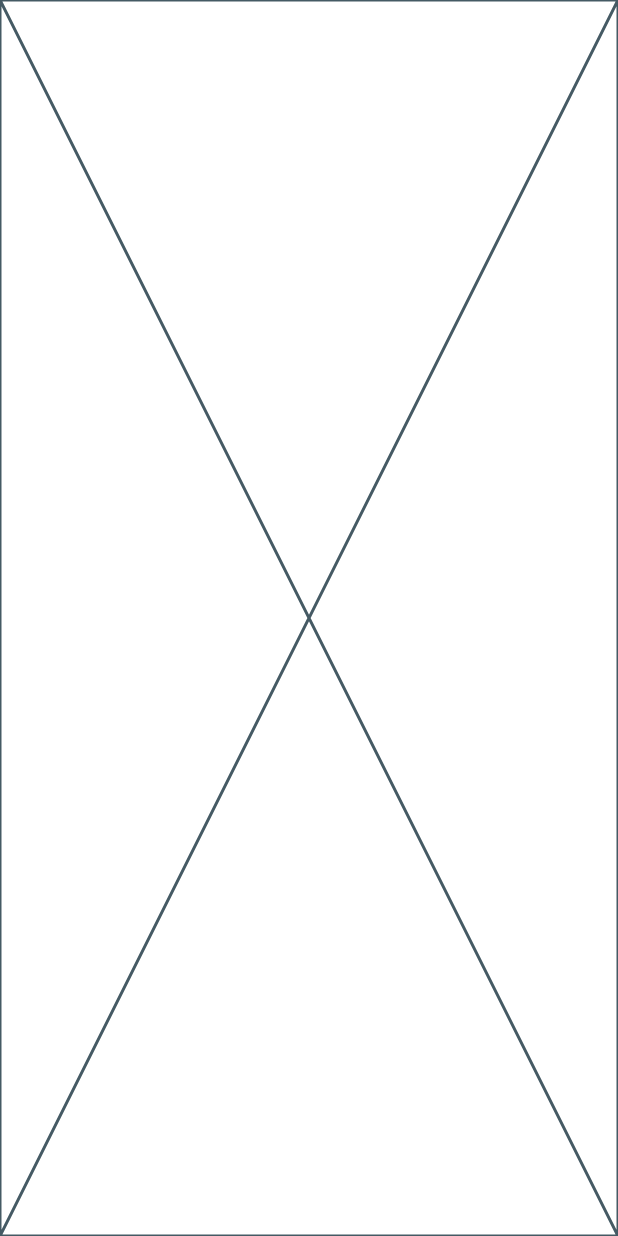
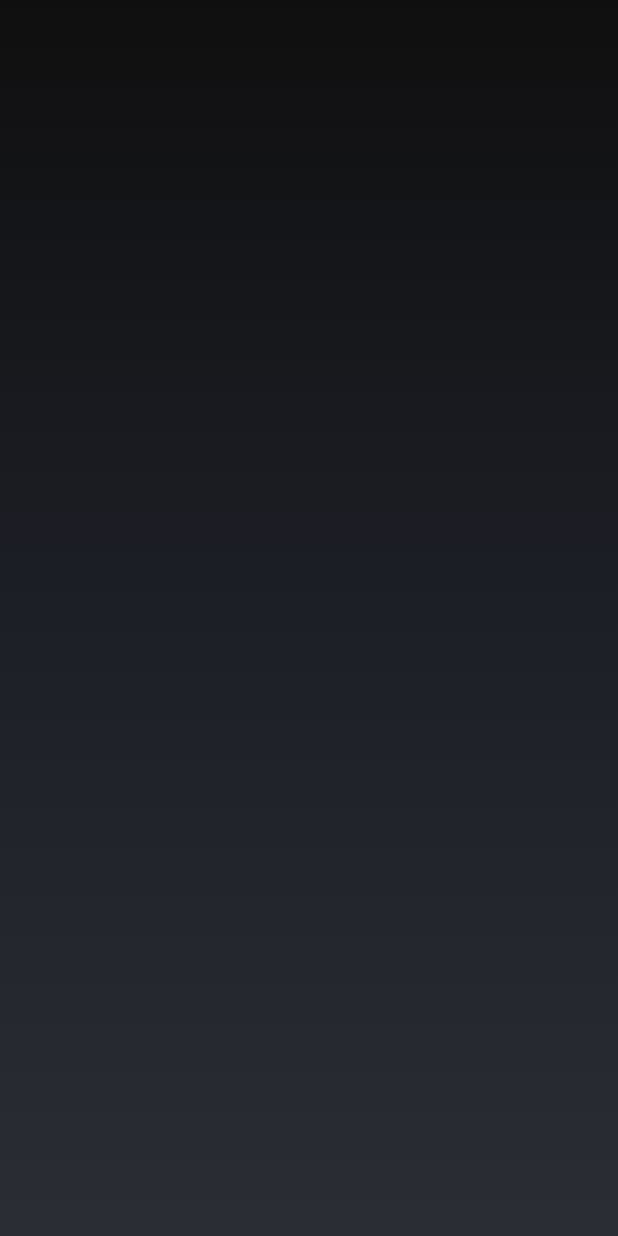
Before and after one commit to sellwia/Miracle-of-Gaming, a Flutter app: the SpScreen3 screen opened directly, after a tap on "Mulai", on a phone screen of 412 x 824 dp. Run offline on Flutter 3.47's test engine with Material 3 defaults, Android fonts, the light colour scheme and no system bars.

Commit message:
Buat Halaman Login : Atur Warna Background

```diff
--- a/lib/login.dart
+++ b/lib/login.dart
@@ -5,6 +5,19 @@ class LoginPage extends StatelessWidget {
 
   @override
   Widget build(BuildContext context) {
-    return const Placeholder();
+    return Scaffold(
+      body: Container(
+        // Kasih Warna Background
+        width: double.infinity,
+        height: double.infinity,
+        decoration: BoxDecoration(
+          gradient: LinearGradient(
+            begin: Alignment.topCenter,
+            end: Alignment.bottomCenter,
+            colors: [Color(0xFF0F0F0F), Color(0xFF1C1F26), Color(0xFF2A2D34)],
+          ),
+        ),
+      ),
+    );
   }
 }
--- a/lib/main.dart
+++ b/lib/main.dart
@@ -1,5 +1,5 @@
 import 'package:flutter/material.dart';
-import 'package:miracle_of_gaming/screen/sp1.dart';
+import 'package:miracle_of_gaming/login.dart';
 
 void main() {
   runApp(const MyApp());
@@ -18,7 +18,7 @@ class MyApp extends StatelessWidget {
         fontFamily: 'Roboto',
         colorScheme: ColorScheme.fromSeed(seedColor: Colors.black12)
       ),
-      home: SpScreen1(),
+      home: LoginPage(),
     );
   }
 }
--- a/pubspec.yaml
+++ b/pubspec.yaml
@@ -62,6 +62,7 @@ flutter:
       - assets/images/Gamer.jpg
       - assets/images/Game On!.jpg
       - assets/images/Play.jpg
+      - assets/images/Lg.png
   #   - images/a_dot_ham.jpeg
 
   # An image asset can refer to one or more resolution-specific "variants", see
```
Also changed, not shown: assets/images/lg.png (added).
